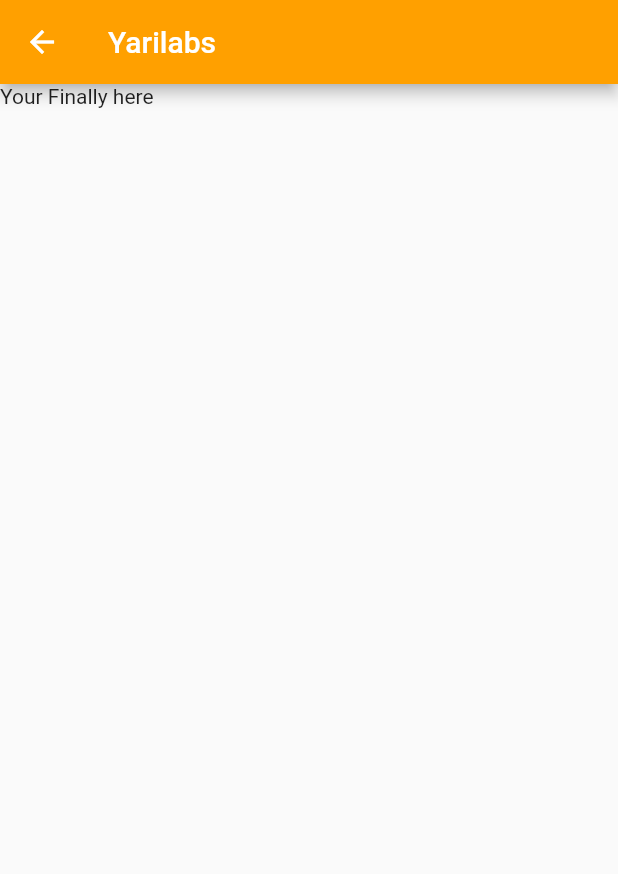
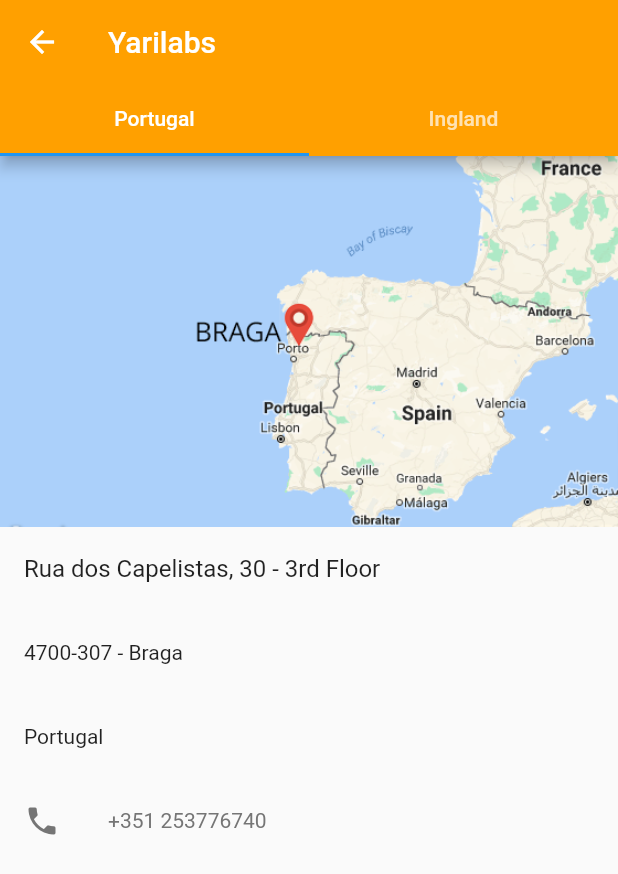
Before and after one commit to aerolp/flutter_yari_app, a Flutter app: the Contact screen opened directly, on a phone screen of 412 x 824 dp. Shown: the top 874 px of the screen. Run offline on Flutter 3.47's test engine with Material 2 defaults, Android fonts, the light colour scheme and no system bars.

Commit message:
add content in contacts

```diff
--- /dev/null
+++ b/lib/about_company.dart
@@ -0,0 +1,13 @@
+import 'package:flutter/material.dart';
+import 'appbar.dart';
+
+class Company extends StatelessWidget{
+  Widget build(BuildContext context){
+    return new Scaffold(
+      appBar: TopBar(context).topbar,
+      body: new Center(
+        child:  new Text('In Construction', style: new TextStyle(fontSize: 48.0)),
+      ),
+    );
+  }
+}
--- a/lib/app.dart
+++ b/lib/app.dart
@@ -1,6 +1,8 @@
 import 'package:flutter/material.dart';
 import 'appbar.dart';
 import 'contact.dart';
+import 'software.dart';
+import 'about_company.dart';
 
 class UnitConverterApp extends StatelessWidget{
   @override
@@ -37,7 +39,7 @@ class _YariAppState extends State<YariApp>{
     final TextStyle dialogTextStyle = theme.textTheme.subhead.copyWith(color: theme.textTheme.caption.color);
 
     return Scaffold(
-      appBar: TopBar().topbar,
+      appBar: TopBar(context).topbar,
       // drawer: TopBar().drawerer,
       drawer: new Drawer(
         child: new ListView(
@@ -52,9 +54,15 @@ class _YariAppState extends State<YariApp>{
             ),
             new ListTile(title: new Text('Company (4slots)'),
                         trailing: new Icon(Icons.arrow_forward),
+                        onTap: () => Navigator.of(context).push(
+                          new MaterialPageRoute(builder: (BuildContext context)
+                          =>new Software())),
                         ),
             new ListTile(title: new Text('Softwares'),
                         trailing: new Icon(Icons.arrow_forward),
+                        onTap: () => Navigator.of(context).push(
+                          new MaterialPageRoute(builder: (BuildContext context)
+                          =>new Company())),
                         ),
             new ListTile(title: new Text('Contact'),
                         trailing: new Icon(Icons.arrow_forward),
--- a/lib/appbar.dart
+++ b/lib/appbar.dart
@@ -1,10 +1,27 @@
 import 'package:flutter/material.dart';
+import 'appbar.dart';
+import 'contact.dart';
+import 'software.dart';
+import 'about_company.dart';
+
 
 class TopBar{
+  final BuildContext context;
+  TopBar(this.context);
 
   final topbar = AppBar(
     backgroundColor: Color(0xFFFFA000),
     title: new Text('Yarilabs')
+  );
+  final topbartabs = AppBar(
+    backgroundColor: Color(0xFFFFA000),
+    title: new Text('Yarilabs'),
+    bottom: new TabBar(
+      tabs: [
+        new Tab(text: 'Portugal'),
+        new Tab(text: 'Ingland'),
+      ],
+    ),
   );
   final drawerer = Drawer(
     child: new ListView(
@@ -14,19 +31,25 @@ class TopBar{
           accountEmail: new Text('victor@yarilabs.com'),
           currentAccountPicture: new CircleAvatar(
             backgroundImage: new AssetImage('images/logo_y_w.png'),
-            ),
+          ),
           decoration: new BoxDecoration(color: Colors.black87),
         ),
         new ListTile(title: new Text('Company (4slots)'),
                     trailing: new Icon(Icons.arrow_forward),
+                    onTap: () {}
                     ),
         new ListTile(title: new Text('Softwares'),
                     trailing: new Icon(Icons.arrow_forward),
+                    onTap: () {}
                     ),
         new ListTile(title: new Text('Contact'),
                     trailing: new Icon(Icons.arrow_forward),
-                    onTap: (){},
+                    onTap: () {}
                     ),
+                    // onTap: () => Navigator.of(context).push(
+                    //   new MaterialPageRoute(builder: (BuildContext context)
+                    //   =>new Contact())),
+                    // ),
       ],
     ),
   );
--- a/lib/contact.dart
+++ b/lib/contact.dart
@@ -3,9 +3,114 @@ import 'appbar.dart';
 
 class Contact extends StatelessWidget{
   Widget build(BuildContext context){
-    return new Scaffold(
-      appBar: TopBar().topbar,
-      body: new Text('Your Finally here')
+
+    return new DefaultTabController(
+      length: 3,
+      child: new Scaffold(
+        appBar: TopBar(context).topbartabs,
+        body: new TabBarView(
+          children: <Widget>[
+            new Container(
+              child:new ListView(
+                children: <Widget>[
+
+                  new Container(
+                    child: new Image.asset(
+                      'images/yarilabs-contact-us.png',
+                    ),
+                  ),
+
+                  new Container(
+                    // padding: new EdgeInsets.only(top:10.0),
+                    child: new ListTile(
+                      title: new Text(
+                        'Rua dos Capelistas, 30 - 3rd Floor',
+                        style: Theme.of(context).textTheme.subhead )
+                    ),
+                  ),
+                  new Container(
+                    // padding: new EdgeInsets.only(top:10.0),
+                    child: new ListTile(
+                      title: new Text(
+                        '4700-307 - Braga',
+                        style: Theme.of(context).textTheme.body1)
+                    ),
+                  ),
+                  new Container(
+                    // padding: new EdgeInsets.only(top:10.0),
+                    child: new ListTile(
+                      title: new Text(
+                        'Portugal',
+                        style: Theme.of(context).textTheme.body1)
+                    ),
+                  ),
+                  new Container(
+                    // padding: new EdgeInsets.only(top:10.0),
+                    child: new ListTile(
+                      leading: new Icon(Icons.phone, color: Colors.grey[600]),
+                      title: new Text(
+                        '+351 253776740',
+                        style: new TextStyle(
+                          color: Colors.grey[600],
+                          fontSize: 14.0)
+                        )
+                    ),
+                  ),
+                ],
+              ),
+            ),
+            new Container(
+              child:new ListView(
+                children: <Widget>[
+
+                  new Container(
+                    child: new Image.asset(
+                      'images/yarilabs-contact-us-uk.jpg',
+                    ),
+                  ),
+
+                  new Container(
+                    // padding: new EdgeInsets.only(top:10.0),
+                    child: new ListTile(
+                      title: new Text(
+                        '86-90 Paul Street, 3rd Floor',
+                        style: Theme.of(context).textTheme.subhead )
+                    ),
+                  ),
+                  new Container(
+                    // padding: new EdgeInsets.only(top:10.0),
+                    child: new ListTile(
+                      title: new Text(
+                        'EC2A 4NE - London',
+                        style: Theme.of(context).textTheme.body1)
+                    ),
+                  ),
+                  new Container(
+                    // padding: new EdgeInsets.only(top:10.0),
+                    child: new ListTile(
+                      title: new Text(
+                        'United Kingdom',
+                        style: Theme.of(context).textTheme.body1)
+                    ),
+                  ),
+                  new Container(
+                    // padding: new EdgeInsets.only(top:10.0),
+                    child: new ListTile(
+                      leading: new Icon(Icons.phone, color: Colors.grey[600]),
+                      title: new Text(
+                        '+44 7445007797',
+                        style: new TextStyle(
+                          color: Colors.grey[600],
+                          fontSize: 14.0)
+                        )
+                    ),
+                  ),
+                ],
+              ),
+            ),
+          ],
+        )
+      ),
     );
   }
 }
--- /dev/null
+++ b/lib/software.dart
@@ -0,0 +1,13 @@
+import 'package:flutter/material.dart';
+import 'appbar.dart';
+
+class Software extends StatelessWidget{
+  Widget build(BuildContext context){
+    return new Scaffold(
+      appBar: TopBar(context).topbar,
+      body: new Center(
+        child:  new Text('In Construction', style: new TextStyle(fontSize: 48.0)),
+      ),
+    );
+  }
+}
```
